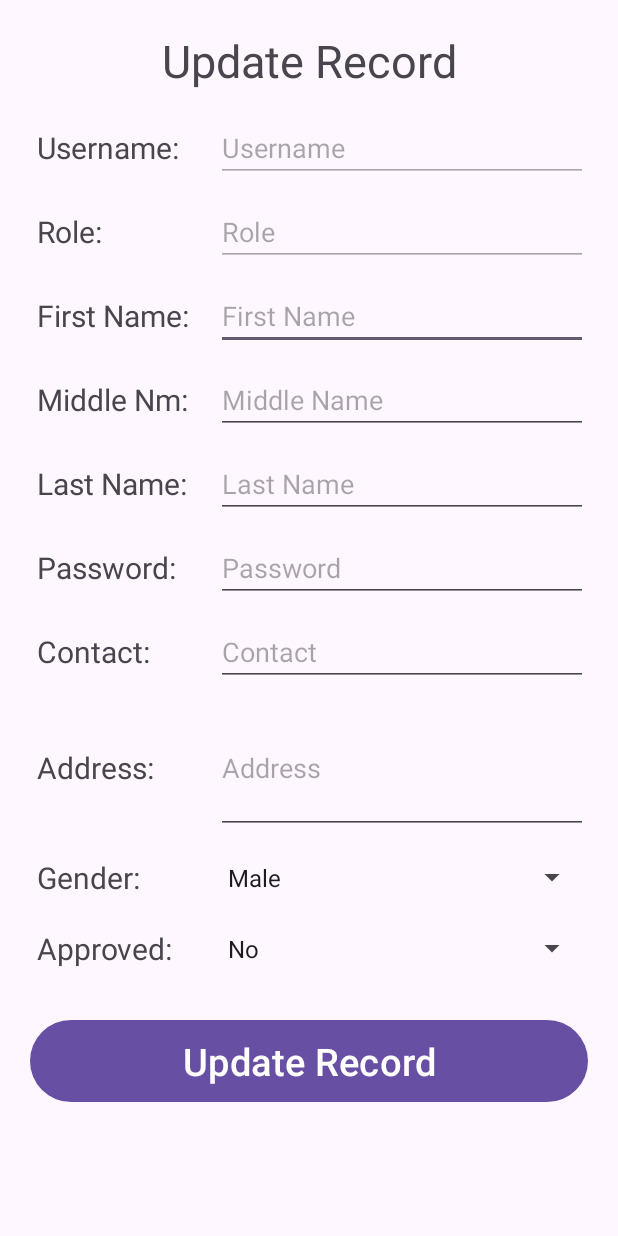
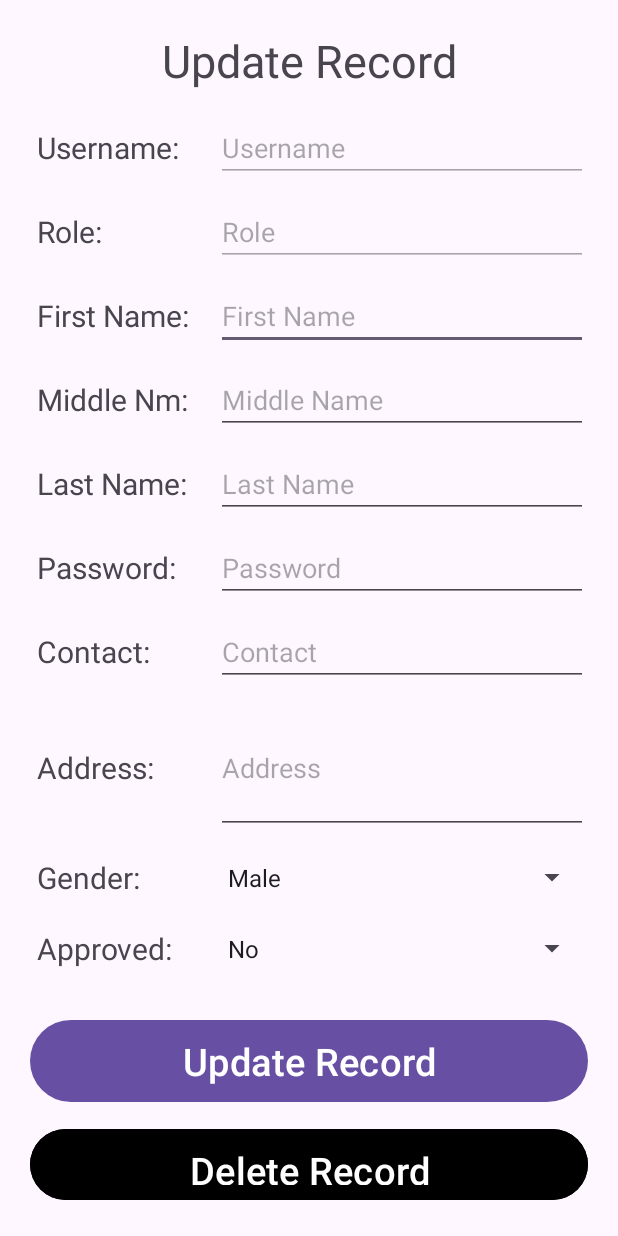
Before and after one commit to lonewanderer27/Dashboard, an Android app: the UserEditRecord screen opened directly, with no data from a screen before it, on a phone screen of 412 x 824 dp. Run offline under Robolectric (Android 15) with nearby library versions, the phone set to English and light mode, and no system bars; 15 statements that could not run were skipped.

Commit message:
feat: delete record

```diff
--- a/app/src/main/res/layout/jp_activity_user_edit_record.xml
+++ b/app/src/main/res/layout/jp_activity_user_edit_record.xml
@@ -15,8 +15,8 @@
         <TextView
             android:layout_width="match_parent"
             android:layout_height="wrap_content"
+            android:layout_marginBottom="10dp"
             android:text="Update Record"
-            android:layout_marginBottom="10dp"
             android:textAlignment="center"
             android:textSize="30sp" />
 
@@ -206,8 +206,6 @@
         </LinearLayout>
 
 
-
-
         <LinearLayout
             android:layout_width="match_parent"
             android:layout_height="wrap_content"
@@ -252,12 +250,22 @@
         </LinearLayout>
 
         <Button
-            android:layout_marginTop="20dp"
             android:id="@+id/btnUpdate"
             android:layout_width="match_parent"
             android:layout_height="wrap_content"
+            android:layout_marginTop="20dp"
+            android:padding="10dp"
             android:text="Update Record"
+            android:textSize="25sp" />
+
+        <Button
+            android:id="@+id/btnDelete"
+            android:layout_width="match_parent"
+            android:layout_height="wrap_content"
+            android:layout_marginTop="10dp"
+            android:backgroundTint="@color/black"
             android:padding="10dp"
+            android:text="Delete Record"
             android:textSize="25sp" />
     </LinearLayout>
 </androidx.constraintlayout.widget.ConstraintLayout>
```
Also changed, not shown: app/src/main/java/com/jay_puzon/dashboard/UserEditRecord.kt (+26 -3 lines).
